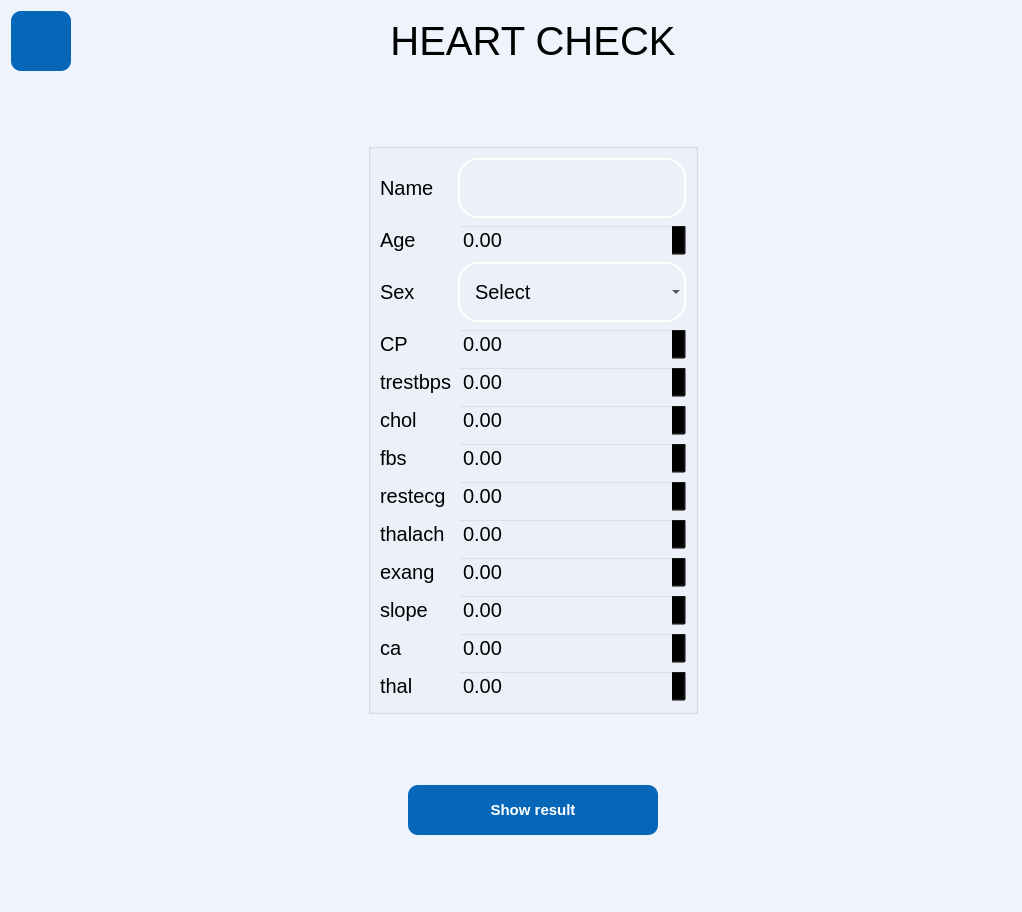
The window that forms/heart_model.ui (yousefelmesalamy/Illminor) describes before a commit, drawn with Qt 5.
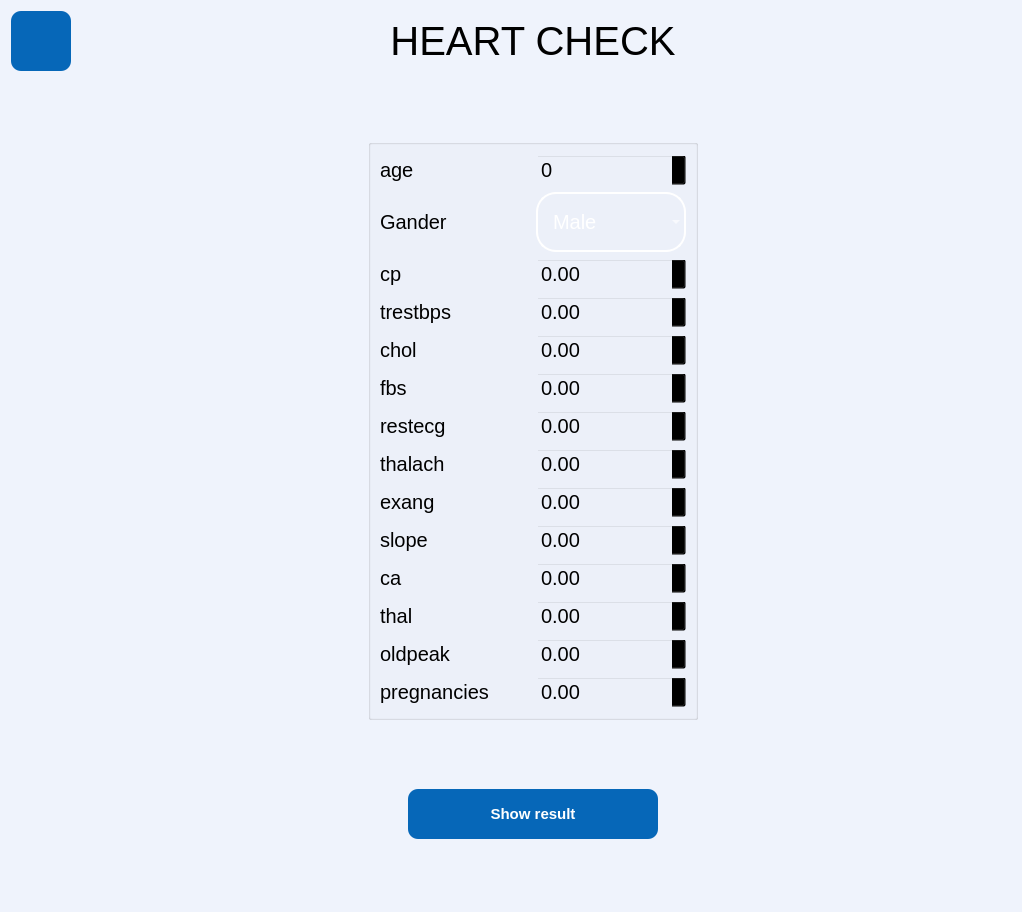
The same window after the commit. Icons and pictures are not drawn.

```diff
--- a/forms/heart_model.ui
+++ b/forms/heart_model.ui
@@ -150,7 +150,52 @@
       <bool>false</bool>
      </property>
      <layout class="QGridLayout" name="gridLayout_2">
-      <item row="6" column="0">
+      <item row="7" column="0">
+       <widget class="QLabel" name="label_8">
+        <property name="styleSheet">
+         <string notr="true">background-color: rgb(255, 255, 255,0);</string>
+        </property>
+        <property name="text">
+         <string>thalach</string>
+        </property>
+       </widget>
+      </item>
+      <item row="7" column="1">
+       <widget class="QDoubleSpinBox" name="thalach_sb">
+        <property name="styleSheet">
+         <string notr="true">  height: 32px;
+  border-radius: 4px;
+  border: 1px solid #959595;
+  position: relative;
+  text-align: center;
+  font-size: 20px;
+  width: 80px;
+  outline: none;
+
+  caret-color: transparent;;
+
+QLineEdit{
+border: 1px solid #ABAFB7;
+
+}
+QLineEdit:focus {
+  border: 3px solid #555;
+}
+
+
+QLineEdit{
+border: 1px solid #ABAFB7;
+
+}
+QLineEdit:focus {
+  border: 3px solid #555;
+}
+
+</string>
+        </property>
+       </widget>
+      </item>
+      <item row="5" column="0">
        <widget class="QLabel" name="label_6">
         <property name="styleSheet">
          <string notr="true">background-color: rgb(255, 255, 255,0);</string>
@@ -160,28 +205,403 @@
         </property>
        </widget>
       </item>
+      <item row="9" column="1">
+       <widget class="QDoubleSpinBox" name="slope_sb">
+        <property name="styleSheet">
+         <string notr="true">  height: 32px;
+  border-radius: 4px;
+  border: 1px solid #959595;
+  position: relative;
+  text-align: center;
+  font-size: 20px;
+  width: 80px;
+  outline: none;
+
+  caret-color: transparent;;
+
+QLineEdit{
+border: 1px solid #ABAFB7;
+
+}
+QLineEdit:focus {
+  border: 3px solid #555;
+}
+
+
+QLineEdit{
+border: 1px solid #ABAFB7;
+
+}
+QLineEdit:focus {
+  border: 3px solid #555;
+}
+
+</string>
+        </property>
+       </widget>
+      </item>
+      <item row="1" column="0">
+       <widget class="QLabel" name="label_2">
+        <property name="styleSheet">
+         <string notr="true">background-color: rgb(255, 255, 255,0);</string>
+        </property>
+        <property name="text">
+         <string>Gander</string>
+        </property>
+       </widget>
+      </item>
+      <item row="9" column="0">
+       <widget class="QLabel" name="label_9">
+        <property name="styleSheet">
+         <string notr="true">background-color: rgb(255, 255, 255,0);</string>
+        </property>
+        <property name="text">
+         <string>slope</string>
+        </property>
+       </widget>
+      </item>
+      <item row="11" column="0">
+       <widget class="QLabel" name="label_12">
+        <property name="styleSheet">
+         <string notr="true">background-color: rgb(255, 255, 255,0);</string>
+        </property>
+        <property name="text">
+         <string>thal</string>
+        </property>
+       </widget>
+      </item>
       <item row="0" column="0">
-       <widget class="QLabel" name="label_13">
+       <widget class="QLabel" name="label">
         <property name="styleSheet">
          <string notr="true">background-color: rgb(255, 255, 255,0);</string>
         </property>
         <property name="text">
-         <string>Name</string>
+         <string>age</string>
+        </property>
+       </widget>
+      </item>
+      <item row="4" column="1">
+       <widget class="QDoubleSpinBox" name="chol_sb">
+        <property name="styleSheet">
+         <string notr="true">  height: 32px;
+  border-radius: 4px;
+  border: 1px solid #959595;
+  position: relative;
+  text-align: center;
+  font-size: 20px;
+  width: 80px;
+  outline: none;
+
+  caret-color: transparent;;
+
+QLineEdit{
+border: 1px solid #ABAFB7;
+
+}
+QLineEdit:focus {
+  border: 3px solid #555;
+}
+
+
+QLineEdit{
+border: 1px solid #ABAFB7;
+
+}
+QLineEdit:focus {
+  border: 3px solid #555;
+}
+
+</string>
+        </property>
+       </widget>
+      </item>
+      <item row="12" column="1">
+       <widget class="QDoubleSpinBox" name="oldpeak_sb">
+        <property name="styleSheet">
+         <string notr="true">  height: 32px;
+  border-radius: 4px;
+  border: 1px solid #959595;
+  position: relative;
+  text-align: center;
+  font-size: 20px;
+  width: 80px;
+  outline: none;
+
+  caret-color: transparent;;
+
+QLineEdit{
+border: 1px solid #ABAFB7;
+
+}
+QLineEdit:focus {
+  border: 3px solid #555;
+}
+
+
+QLineEdit{
+border: 1px solid #ABAFB7;
+
+}
+QLineEdit:focus {
+  border: 3px solid #555;
+}
+
+</string>
+        </property>
+       </widget>
+      </item>
+      <item row="12" column="0">
+       <widget class="QLabel" name="label_26">
+        <property name="styleSheet">
+         <string notr="true">background-color: rgb(255, 255, 255,0);</string>
+        </property>
+        <property name="text">
+         <string>oldpeak</string>
+        </property>
+       </widget>
+      </item>
+      <item row="3" column="0">
+       <widget class="QLabel" name="label_4">
+        <property name="styleSheet">
+         <string notr="true">background-color: rgb(255, 255, 255,0);</string>
+        </property>
+        <property name="text">
+         <string>trestbps</string>
+        </property>
+       </widget>
+      </item>
+      <item row="6" column="1">
+       <widget class="QDoubleSpinBox" name="restecg_sb">
+        <property name="styleSheet">
+         <string notr="true">  height: 32px;
+  border-radius: 4px;
+  border: 1px solid #959595;
+  position: relative;
+  text-align: center;
+  font-size: 20px;
+  width: 80px;
+  outline: none;
+
+  caret-color: transparent;;
+
+QLineEdit{
+border: 1px solid #ABAFB7;
+
+}
+QLineEdit:focus {
+  border: 3px solid #555;
+}
+
+
+QLineEdit{
+border: 1px solid #ABAFB7;
+
+}
+QLineEdit:focus {
+  border: 3px solid #555;
+}
+
+</string>
+        </property>
+       </widget>
+      </item>
+      <item row="11" column="1">
+       <widget class="QDoubleSpinBox" name="thal_sb">
+        <property name="styleSheet">
+         <string notr="true">  height: 32px;
+  border-radius: 4px;
+  border: 1px solid #959595;
+  position: relative;
+  text-align: center;
+  font-size: 20px;
+  width: 80px;
+  outline: none;
+
+  caret-color: transparent;;
+
+QLineEdit{
+border: 1px solid #ABAFB7;
+
+}
+QLineEdit:focus {
+  border: 3px solid #555;
+}
+
+
+QLineEdit{
+border: 1px solid #ABAFB7;
+
+}
+QLineEdit:focus {
+  border: 3px solid #555;
+}
+
+</string>
+        </property>
+       </widget>
+      </item>
+      <item row="6" column="0">
+       <widget class="QLabel" name="label_7">
+        <property name="styleSheet">
+         <string notr="true">background-color: rgb(255, 255, 255,0);</string>
+        </property>
+        <property name="text">
+         <string>restecg</string>
+        </property>
+       </widget>
+      </item>
+      <item row="3" column="1">
+       <widget class="QDoubleSpinBox" name="trestbps_sb">
+        <property name="styleSheet">
+         <string notr="true">  height: 32px;
+  border-radius: 4px;
+  border: 1px solid #959595;
+  position: relative;
+  text-align: center;
+  font-size: 20px;
+  width: 80px;
+  outline: none;
+
+  caret-color: transparent;;
+
+QLineEdit{
+border: 1px solid #ABAFB7;
+
+}
+QLineEdit:focus {
+  border: 3px solid #555;
+}
+
+
+QLineEdit{
+border: 1px solid #ABAFB7;
+
+}
+QLineEdit:focus {
+  border: 3px solid #555;
+}
+
+</string>
         </property>
        </widget>
       </item>
       <item row="2" column="0">
-       <widget class="QLabel" name="label_2">
+       <widget class="QLabel" name="label_3">
         <property name="styleSheet">
          <string notr="true">background-color: rgb(255, 255, 255,0);</string>
         </property>
         <property name="text">
-         <string>Sex</string>
+         <string>cp</string>
+        </property>
+       </widget>
+      </item>
+      <item row="5" column="1">
+       <widget class="QDoubleSpinBox" name="fbs_sb">
+        <property name="styleSheet">
+         <string notr="true">  height: 32px;
+  border-radius: 4px;
+  border: 1px solid #959595;
+  position: relative;
+  text-align: center;
+  font-size: 20px;
+  width: 80px;
+  outline: none;
+
+  caret-color: transparent;;
+
+QLineEdit{
+border: 1px solid #ABAFB7;
+
+}
+QLineEdit:focus {
+  border: 3px solid #555;
+}
+
+
+QLineEdit{
+border: 1px solid #ABAFB7;
+
+}
+QLineEdit:focus {
+  border: 3px solid #555;
+}
+
+</string>
+        </property>
+       </widget>
+      </item>
+      <item row="14" column="1">
+       <widget class="QDoubleSpinBox" name="pregnancies_sb">
+        <property name="styleSheet">
+         <string notr="true">  height: 32px;
+  border-radius: 4px;
+  border: 1px solid #959595;
+  position: relative;
+  text-align: center;
+  font-size: 20px;
+  width: 80px;
+  outline: none;
+
+  caret-color: transparent;;
+
+QLineEdit{
+border: 1px solid #ABAFB7;
+
+}
+QLineEdit:focus {
+  border: 3px solid #555;
+}
+
+
+QLineEdit{
+border: 1px solid #ABAFB7;
+
+}
+QLineEdit:focus {
+  border: 3px solid #555;
+}
+
+</string>
+        </property>
+       </widget>
+      </item>
+      <item row="10" column="1">
+       <widget class="QDoubleSpinBox" name="ca_sb">
+        <property name="styleSheet">
+         <string notr="true">  height: 32px;
+  border-radius: 4px;
+  border: 1px solid #959595;
+  position: relative;
+  text-align: center;
+  font-size: 20px;
+  width: 80px;
+  outline: none;
+
+  caret-color: transparent;;
+
+QLineEdit{
+border: 1px solid #ABAFB7;
+
+}
+QLineEdit:focus {
+  border: 3px solid #555;
+}
+
+
+QLineEdit{
+border: 1px solid #ABAFB7;
+
+}
+QLineEdit:focus {
+  border: 3px solid #555;
+}
+
+</string>
         </property>
        </widget>
       </item>
       <item row="8" column="1">
-       <widget class="QDoubleSpinBox" name="thalach_sb">
+       <widget class="QDoubleSpinBox" name="exang_sb">
         <property name="styleSheet">
          <string notr="true">  height: 32px;
   border-radius: 4px;
@@ -215,7 +635,7 @@
         </property>
        </widget>
       </item>
-      <item row="2" column="1">
+      <item row="1" column="1">
        <widget class="QComboBox" name="sex_comboBox">
         <property name="minimumSize">
          <size>
@@ -226,18 +646,13 @@
         <property name="styleSheet">
          <string notr="true">background:transparent;
   border-radius: 20px;
-color:black	;
+color:white	;
  border: 2px solid  #ffffff;
 font-size:20px;
 padding:15px;
 
 </string>
         </property>
-        <item>
-         <property name="text">
-          <string>Select</string>
-         </property>
-        </item>
         <item>
          <property name="text">
           <string>Male</string>
@@ -258,17 +673,42 @@
         </item>
        </widget>
       </item>
-      <item row="12" column="0">
-       <widget class="QLabel" name="label_12">
+      <item row="2" column="1">
+       <widget class="QDoubleSpinBox" name="cp_sb">
         <property name="styleSheet">
-         <string notr="true">background-color: rgb(255, 255, 255,0);</string>
-        </property>
-        <property name="text">
-         <string>thal</string>
+         <string notr="true">  height: 32px;
+  border-radius: 4px;
+  border: 1px solid #959595;
+  position: relative;
+  text-align: center;
+  font-size: 20px;
+  width: 80px;
+  outline: none;
+
+  caret-color: transparent;;
+
+QLineEdit{
+border: 1px solid #ABAFB7;
+
+}
+QLineEdit:focus {
+  border: 3px solid #555;
+}
+
+
+QLineEdit{
+border: 1px solid #ABAFB7;
+
+}
+QLineEdit:focus {
+  border: 3px solid #555;
+}
+
+</string>
         </property>
        </widget>
       </item>
-      <item row="9" column="0">
+      <item row="8" column="0">
        <widget class="QLabel" name="label_10">
         <property name="styleSheet">
          <string notr="true">background-color: rgb(255, 255, 255,0);</string>
@@ -279,28 +719,8 @@
        </widget>
       </item>
       <item row="0" column="1">
-       <widget class="QLineEdit" name="Name_lin">
-        <property name="minimumSize">
-         <size>
-          <width>0</width>
-          <height>49</height>
-         </size>
-        </property>
+       <widget class="QSpinBox" name="age_sb">
         <property name="styleSheet">
-         <string notr="true">background:transparent;
-  border-radius: 20px;
-color:black	;
- border: 2px solid  #ffffff;
-font-size:20px;
-padding:15px;
-
-</string>
-        </property>
-       </widget>
-      </item>
-      <item row="11" column="1">
-       <widget class="QDoubleSpinBox" name="ca_sb">
-        <property name="styleSheet">
          <string notr="true">  height: 32px;
   border-radius: 4px;
   border: 1px solid #959595;
@@ -333,222 +753,7 @@
         </property>
        </widget>
       </item>
-      <item row="1" column="1">
-       <widget class="QDoubleSpinBox" name="age_sb">
-        <property name="styleSheet">
-         <string notr="true">  height: 32px;
-  border-radius: 4px;
-  border: 1px solid #959595;
-  position: relative;
-  text-align: center;
-  font-size: 20px;
-  width: 80px;
-  outline: none;
-
-  caret-color: transparent;;
-
-QLineEdit{
-border: 1px solid #ABAFB7;
-
-}
-QLineEdit:focus {
-  border: 3px solid #555;
-}
-
-
-QLineEdit{
-border: 1px solid #ABAFB7;
-
-}
-QLineEdit:focus {
-  border: 3px solid #555;
-}
-
-</string>
-        </property>
-       </widget>
-      </item>
-      <item row="9" column="1">
-       <widget class="QDoubleSpinBox" name="exang_sb">
-        <property name="styleSheet">
-         <string notr="true">  height: 32px;
-  border-radius: 4px;
-  border: 1px solid #959595;
-  position: relative;
-  text-align: center;
-  font-size: 20px;
-  width: 80px;
-  outline: none;
-
-  caret-color: transparent;;
-
-QLineEdit{
-border: 1px solid #ABAFB7;
-
-}
-QLineEdit:focus {
-  border: 3px solid #555;
-}
-
-
-QLineEdit{
-border: 1px solid #ABAFB7;
-
-}
-QLineEdit:focus {
-  border: 3px solid #555;
-}
-
-</string>
-        </property>
-       </widget>
-      </item>
-      <item row="3" column="0">
-       <widget class="QLabel" name="label_3">
-        <property name="styleSheet">
-         <string notr="true">background-color: rgb(255, 255, 255,0);</string>
-        </property>
-        <property name="text">
-         <string>CP</string>
-        </property>
-       </widget>
-      </item>
-      <item row="8" column="0">
-       <widget class="QLabel" name="label_8">
-        <property name="styleSheet">
-         <string notr="true">background-color: rgb(255, 255, 255,0);</string>
-        </property>
-        <property name="text">
-         <string>thalach</string>
-        </property>
-       </widget>
-      </item>
-      <item row="1" column="0">
-       <widget class="QLabel" name="label">
-        <property name="styleSheet">
-         <string notr="true">background-color: rgb(255, 255, 255,0);</string>
-        </property>
-        <property name="text">
-         <string>Age</string>
-        </property>
-       </widget>
-      </item>
-      <item row="7" column="0">
-       <widget class="QLabel" name="label_7">
-        <property name="styleSheet">
-         <string notr="true">background-color: rgb(255, 255, 255,0);</string>
-        </property>
-        <property name="text">
-         <string>restecg</string>
-        </property>
-       </widget>
-      </item>
-      <item row="4" column="1">
-       <widget class="QDoubleSpinBox" name="trestbps_sb">
-        <property name="styleSheet">
-         <string notr="true">  height: 32px;
-  border-radius: 4px;
-  border: 1px solid #959595;
-  position: relative;
-  text-align: center;
-  font-size: 20px;
-  width: 80px;
-  outline: none;
-
-  caret-color: transparent;;
-
-QLineEdit{
-border: 1px solid #ABAFB7;
-
-}
-QLineEdit:focus {
-  border: 3px solid #555;
-}
-
-
-QLineEdit{
-border: 1px solid #ABAFB7;
-
-}
-QLineEdit:focus {
-  border: 3px solid #555;
-}
-
-</string>
-        </property>
-       </widget>
-      </item>
-      <item row="7" column="1">
-       <widget class="QDoubleSpinBox" name="restecg_sv">
-        <property name="styleSheet">
-         <string notr="true">  height: 32px;
-  border-radius: 4px;
-  border: 1px solid #959595;
-  position: relative;
-  text-align: center;
-  font-size: 20px;
-  width: 80px;
-  outline: none;
-
-  caret-color: transparent;;
-
-QLineEdit{
-border: 1px solid #ABAFB7;
-
-}
-QLineEdit:focus {
-  border: 3px solid #555;
-}
-
-
-QLineEdit{
-border: 1px solid #ABAFB7;
-
-}
-QLineEdit:focus {
-  border: 3px solid #555;
-}
-
-</string>
-        </property>
-       </widget>
-      </item>
-      <item row="10" column="1">
-       <widget class="QDoubleSpinBox" name="slope_sb">
-        <property name="styleSheet">
-         <string notr="true">  height: 32px;
-  border-radius: 4px;
-  border: 1px solid #959595;
-  position: relative;
-  text-align: center;
-  font-size: 20px;
-  width: 80px;
-  outline: none;
-
-  caret-color: transparent;;
-
-QLineEdit{
-border: 1px solid #ABAFB7;
-
-}
-QLineEdit:focus {
-  border: 3px solid #555;
-}
-
-
-QLineEdit{
-border: 1px solid #ABAFB7;
-
-}
-QLineEdit:focus {
-  border: 3px solid #555;
-}
-
-</string>
-        </property>
-       </widget>
-      </item>
-      <item row="5" column="0">
+      <item row="4" column="0">
        <widget class="QLabel" name="label_5">
         <property name="styleSheet">
          <string notr="true">background-color: rgb(255, 255, 255,0);</string>
@@ -558,97 +763,7 @@
         </property>
        </widget>
       </item>
-      <item row="4" column="0">
-       <widget class="QLabel" name="label_4">
-        <property name="styleSheet">
-         <string notr="true">background-color: rgb(255, 255, 255,0);</string>
-        </property>
-        <property name="text">
-         <string>trestbps</string>
-        </property>
-       </widget>
-      </item>
       <item row="10" column="0">
-       <widget class="QLabel" name="label_9">
-        <property name="styleSheet">
-         <string notr="true">background-color: rgb(255, 255, 255,0);</string>
-        </property>
-        <property name="text">
-         <string>slope</string>
-        </property>
-       </widget>
-      </item>
-      <item row="3" column="1">
-       <widget class="QDoubleSpinBox" name="cp_sb">
-        <property name="styleSheet">
-         <string notr="true">  height: 32px;
-  border-radius: 4px;
-  border: 1px solid #959595;
-  position: relative;
-  text-align: center;
-  font-size: 20px;
-  width: 80px;
-  outline: none;
-
-  caret-color: transparent;;
-
-QLineEdit{
-border: 1px solid #ABAFB7;
-
-}
-QLineEdit:focus {
-  border: 3px solid #555;
-}
-
-
-QLineEdit{
-border: 1px solid #ABAFB7;
-
-}
-QLineEdit:focus {
-  border: 3px solid #555;
-}
-
-</string>
-        </property>
-       </widget>
-      </item>
-      <item row="6" column="1">
-       <widget class="QDoubleSpinBox" name="fbs_sb">
-        <property name="styleSheet">
-         <string notr="true">  height: 32px;
-  border-radius: 4px;
-  border: 1px solid #959595;
-  position: relative;
-  text-align: center;
-  font-size: 20px;
-  width: 80px;
-  outline: none;
-
-  caret-color: transparent;;
-
-QLineEdit{
-border: 1px solid #ABAFB7;
-
-}
-QLineEdit:focus {
-  border: 3px solid #555;
-}
-
-
-QLineEdit{
-border: 1px solid #ABAFB7;
-
-}
-QLineEdit:focus {
-  border: 3px solid #555;
-}
-
-</string>
-        </property>
-       </widget>
-      </item>
-      <item row="11" column="0">
        <widget class="QLabel" name="label_11">
         <property name="styleSheet">
          <string notr="true">background-color: rgb(255, 255, 255,0);</string>
@@ -658,73 +773,13 @@
         </property>
        </widget>
       </item>
-      <item row="5" column="1">
-       <widget class="QDoubleSpinBox" name="chol_sb">
+      <item row="14" column="0">
+       <widget class="QLabel" name="label_27">
         <property name="styleSheet">
-         <string notr="true">  height: 32px;
-  border-radius: 4px;
-  border: 1px solid #959595;
-  position: relative;
-  text-align: center;
-  font-size: 20px;
-  width: 80px;
-  outline: none;
-
-  caret-color: transparent;;
-
-QLineEdit{
-border: 1px solid #ABAFB7;
-
-}
-QLineEdit:focus {
-  border: 3px solid #555;
-}
-
-
-QLineEdit{
-border: 1px solid #ABAFB7;
-
-}
-QLineEdit:focus {
-  border: 3px solid #555;
-}
-
-</string>
+         <string notr="true">background-color: rgb(255, 255, 255,0);</string>
         </property>
-       </widget>
-      </item>
-      <item row="12" column="1">
-       <widget class="QDoubleSpinBox" name="thal_sb">
-        <property name="styleSheet">
-         <string notr="true">  height: 32px;
-  border-radius: 4px;
-  border: 1px solid #959595;
-  position: relative;
-  text-align: center;
-  font-size: 20px;
-  width: 80px;
-  outline: none;
-
-  caret-color: transparent;;
-
-QLineEdit{
-border: 1px solid #ABAFB7;
-
-}
-QLineEdit:focus {
-  border: 3px solid #555;
-}
-
-
-QLineEdit{
-border: 1px solid #ABAFB7;
-
-}
-QLineEdit:focus {
-  border: 3px solid #555;
-}
-
-</string>
+        <property name="text">
+         <string>pregnancies</string>
         </property>
        </widget>
       </item>
```
